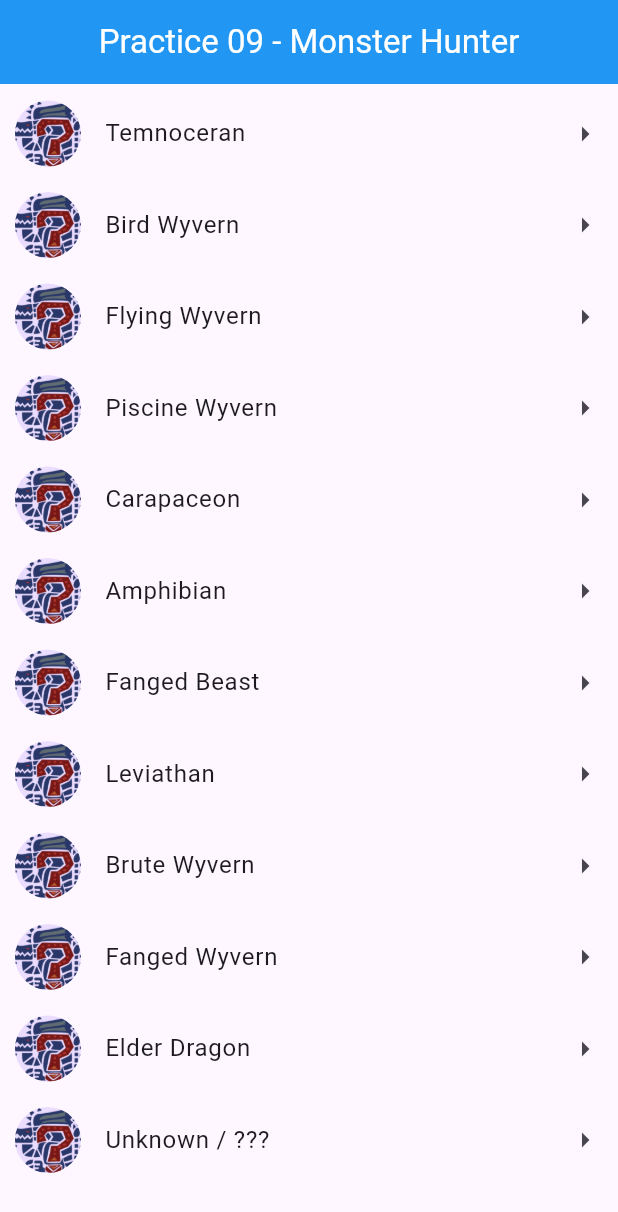
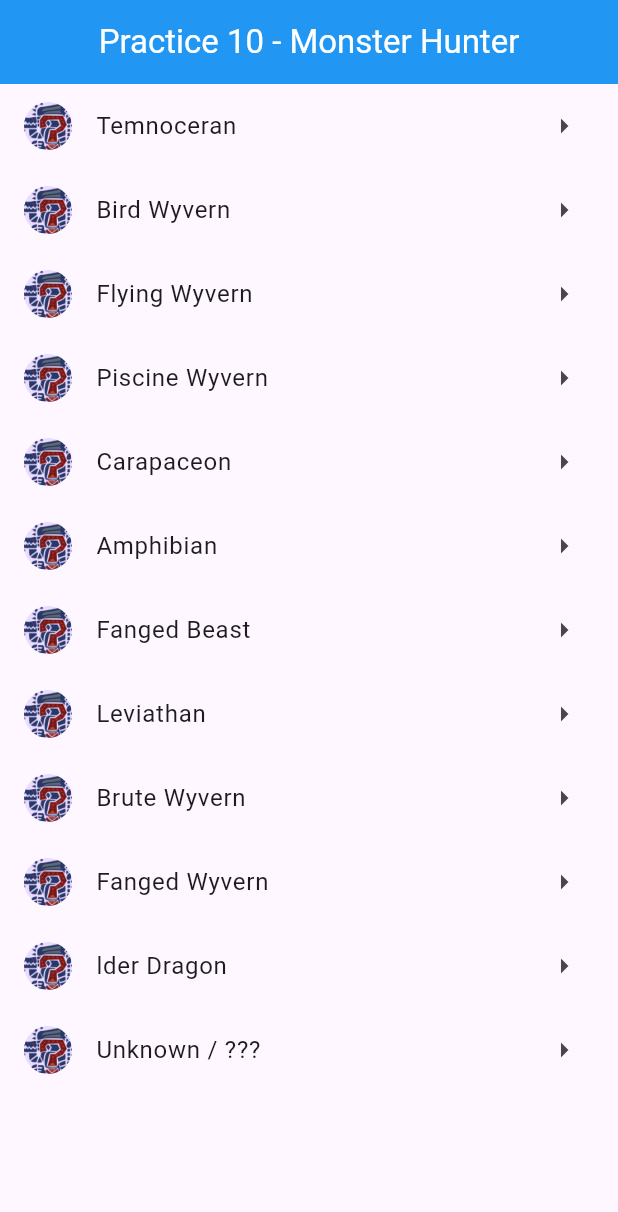
Before and after one commit to BlueMadnessVG/Flutter_CN, a Flutter app: the screen it shows after launch, on a phone screen of 412 x 824 dp. Shown: the top 1212 px of the screen. Run offline on Flutter 3.47's test engine with Material 2 defaults, Android fonts, the phone set to English and light mode, and no system bars.

Commit message:
Practice 10

```diff
--- a/lib/main.dart
+++ b/lib/main.dart
@@ -32,8 +32,8 @@ class MyApp extends StatelessWidget {
         useMaterial3: true,
       ),
       debugShowCheckedModeBanner: false,
-      title: 'Practice 7',
-      home: const ListPage(),
+      title: 'Practice 10',
+      home: ListPage(),
     );
   }
 }
--- a/lib/src/list_page.dart
+++ b/lib/src/list_page.dart
@@ -1,154 +1,45 @@
 import 'package:flutter/material.dart';
 
 class ListPage extends StatelessWidget {
-  const ListPage({super.key});
+  final List<String> _classMonster = [
+    'Temnoceran',
+    'Bird Wyvern',
+    'Flying Wyvern',
+    'Piscine Wyvern',
+    'Carapaceon',
+    'Amphibian',
+    'Fanged Beast',
+    'Leviathan',
+    'Brute Wyvern',
+    'Fanged Wyvern',
+    'lder Dragon',
+    'Unknown / ???'
+  ];
 
   @override
   Widget build(BuildContext context) {
     return Scaffold(
       appBar: AppBar(
         title: Text(
-          'Practice 09 - Monster Hunter',
+          'Practice 10 - Monster Hunter',
           style: TextStyle(color: Colors.white),
         ),
         centerTitle: true,
         backgroundColor: Colors.blue,
       ),
-      body: ListView(
-        children: [
-          ListTile(
-            contentPadding:
-                EdgeInsets.only(top: 5, left: 10, right: 10, bottom: 0.0),
-            title: Text('Temnoceran'),
+      body: ListView.builder(
+        itemCount: _classMonster.length,
+        itemBuilder: (BuildContext context, int index) {
+          return ListTile(
+            onTap: () {},
+            title: Text('${_classMonster[index]}'),
             leading: CircleAvatar(
-              radius: 22.0,
+              radius: 16.0,
               backgroundImage: AssetImage('assets/img/pngaaa.com-6740592.png'),
             ),
             trailing: Icon(Icons.arrow_right),
-            onTap: () {},
-          ),
-          ListTile(
-            contentPadding:
-                EdgeInsets.only(top: 5, left: 10, right: 10, bottom: 0.0),
-            title: Text('Bird Wyvern'),
-            leading: CircleAvatar(
-              radius: 22.0,
-              backgroundImage: AssetImage('assets/img/pngaaa.com-6740592.png'),
-            ),
-            trailing: Icon(Icons.arrow_right),
-            onTap: () {},
-          ),
-          ListTile(
-            contentPadding:
-                EdgeInsets.only(top: 5, left: 10, right: 10, bottom: 0.0),
-            title: Text('Flying Wyvern'),
-            leading: CircleAvatar(
-              radius: 22.0,
-              backgroundImage: AssetImage('assets/img/pngaaa.com-6740592.png'),
-            ),
-            trailing: Icon(Icons.arrow_right),
-            onTap: () {},
-          ),
-          ListTile(
-            contentPadding:
-                EdgeInsets.only(top: 5, left: 10, right: 10, bottom: 0.0),
-            title: Text('Piscine Wyvern'),
-            leading: CircleAvatar(
-              radius: 22.0,
-              backgroundImage: AssetImage('assets/img/pngaaa.com-6740592.png'),
-            ),
-            trailing: Icon(Icons.arrow_right),
-            onTap: () {},
-          ),
-          ListTile(
-            contentPadding:
-                EdgeInsets.only(top: 5, left: 10, right: 10, bottom: 0.0),
-            title: Text('Carapaceon'),
-            leading: CircleAvatar(
-              radius: 22.0,
-              backgroundImage: AssetImage('assets/img/pngaaa.com-6740592.png'),
-            ),
-            trailing: Icon(Icons.arrow_right),
-            onTap: () {},
-          ),
-          ListTile(
-            contentPadding:
-                EdgeInsets.only(top: 5, left: 10, right: 10, bottom: 0.0),
-            title: Text('Amphibian'),
-            leading: CircleAvatar(
-              radius: 22.0,
-              backgroundImage: AssetImage('assets/img/pngaaa.com-6740592.png'),
-            ),
-            trailing: Icon(Icons.arrow_right),
-            onTap: () {},
-          ),
-          ListTile(
-            contentPadding:
-                EdgeInsets.only(top: 5, left: 10, right: 10, bottom: 0.0),
-            title: Text('Fanged Beast'),
-            leading: CircleAvatar(
-              radius: 22.0,
-              backgroundImage: AssetImage('assets/img/pngaaa.com-6740592.png'),
-            ),
-            trailing: Icon(Icons.arrow_right),
-            onTap: () {},
-          ),
-          ListTile(
-            contentPadding:
-                EdgeInsets.only(top: 5, left: 10, right: 10, bottom: 0.0),
-            title: Text('Leviathan'),
-            leading: CircleAvatar(
-              radius: 22.0,
-              backgroundImage: AssetImage('assets/img/pngaaa.com-6740592.png'),
-            ),
-            trailing: Icon(Icons.arrow_right),
-            onTap: () {},
-          ),
-          ListTile(
-            contentPadding:
-                EdgeInsets.only(top: 5, left: 10, right: 10, bottom: 0.0),
-            title: Text('Brute Wyvern'),
-            leading: CircleAvatar(
-              radius: 22.0,
-              backgroundImage: AssetImage('assets/img/pngaaa.com-6740592.png'),
-            ),
-            trailing: Icon(Icons.arrow_right),
-            onTap: () {},
-          ),
-          ListTile(
-            contentPadding:
-                EdgeInsets.only(top: 5, left: 10, right: 10, bottom: 0.0),
-            title: Text('Fanged Wyvern'),
-            leading: CircleAvatar(
-              radius: 22.0,
-              backgroundImage: AssetImage('assets/img/pngaaa.com-6740592.png'),
-            ),
-            trailing: Icon(Icons.arrow_right),
-            onTap: () {},
-          ),
-          ListTile(
-            contentPadding:
-                EdgeInsets.only(top: 5, left: 10, right: 10, bottom: 0.0),
-            title: Text('Elder Dragon'),
-            leading: CircleAvatar(
-              radius: 22.0,
-              backgroundImage: AssetImage('assets/img/pngaaa.com-6740592.png'),
-            ),
-            trailing: Icon(Icons.arrow_right),
-            onTap: () {},
-          ),
-          ListTile(
-            contentPadding:
-                EdgeInsets.only(top: 5, left: 10, right: 10, bottom: 0.0),
-            title: Text('Unknown / ???'),
-            leading: CircleAvatar(
-              radius: 22.0,
-              backgroundImage: AssetImage('assets/img/pngaaa.com-6740592.png'),
-            ),
-            trailing: Icon(Icons.arrow_right),
-            onTap: () {},
-          ),
-        ],
+          );
+        },
       ),
     );
   }
```
